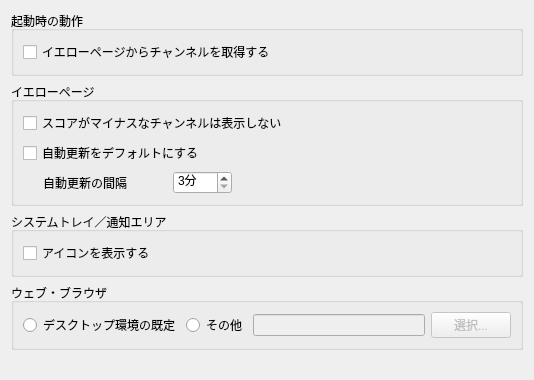
Qt form generalwidget.ui (bookdraft/QPeerCastYP) before a commit.
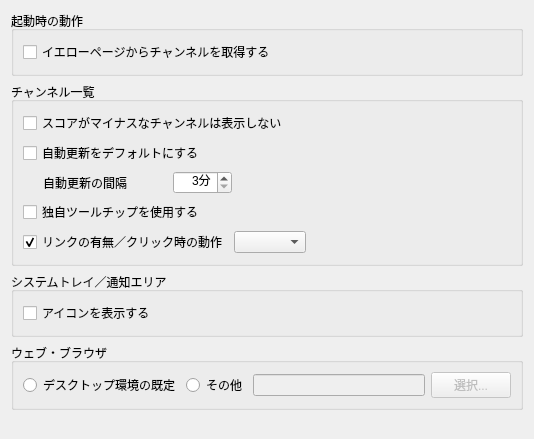
The same form after that commit.

Patch:
```diff
--- a/generalwidget.ui
+++ b/generalwidget.ui
@@ -6,7 +6,7 @@
     <x>0</x>
     <y>0</y>
     <width>534</width>
-    <height>380</height>
+    <height>439</height>
    </rect>
   </property>
   <property name="windowTitle" >
@@ -47,7 +47,7 @@
    <item>
     <widget class="QGroupBox" name="groupBox_4" >
      <property name="title" >
-      <string>イエローページ</string>
+      <string>チャンネル一覧</string>
      </property>
      <property name="flat" >
       <bool>true</bool>
@@ -103,6 +103,9 @@
             <verstretch>0</verstretch>
            </sizepolicy>
           </property>
+          <property name="alignment" >
+           <set>Qt::AlignRight|Qt::AlignTrailing|Qt::AlignVCenter</set>
+          </property>
           <property name="suffix" >
            <string>分</string>
           </property>
@@ -129,6 +132,47 @@
         </item>
        </layout>
       </item>
+      <item>
+       <widget class="QCheckBox" name="customToolTipCheckBox" >
+        <property name="text" >
+         <string>独自ツールチップを使用する</string>
+        </property>
+       </widget>
+      </item>
+      <item>
+       <layout class="QHBoxLayout" >
+        <item>
+         <widget class="QCheckBox" name="linkEnabledCheckBox" >
+          <property name="text" >
+           <string>リンクの有無／クリック時の動作</string>
+          </property>
+          <property name="checked" >
+           <bool>true</bool>
+          </property>
+         </widget>
+        </item>
+        <item>
+         <widget class="QComboBox" name="linkTypeComboBox" >
+          <property name="enabled" >
+           <bool>true</bool>
+          </property>
+         </widget>
+        </item>
+        <item>
+         <spacer>
+          <property name="orientation" >
+           <enum>Qt::Horizontal</enum>
+          </property>
+          <property name="sizeHint" >
+           <size>
+            <width>40</width>
+            <height>20</height>
+           </size>
+          </property>
+         </spacer>
+        </item>
+       </layout>
+      </item>
      </layout>
     </widget>
    </item>
@@ -201,8 +245,8 @@
      </property>
      <property name="sizeHint" >
       <size>
-       <width>16</width>
-       <height>62</height>
+       <width>20</width>
+       <height>37</height>
       </size>
      </property>
     </spacer>
```
Left out of the diff: 32 changed lines with no effect on the pictures.
